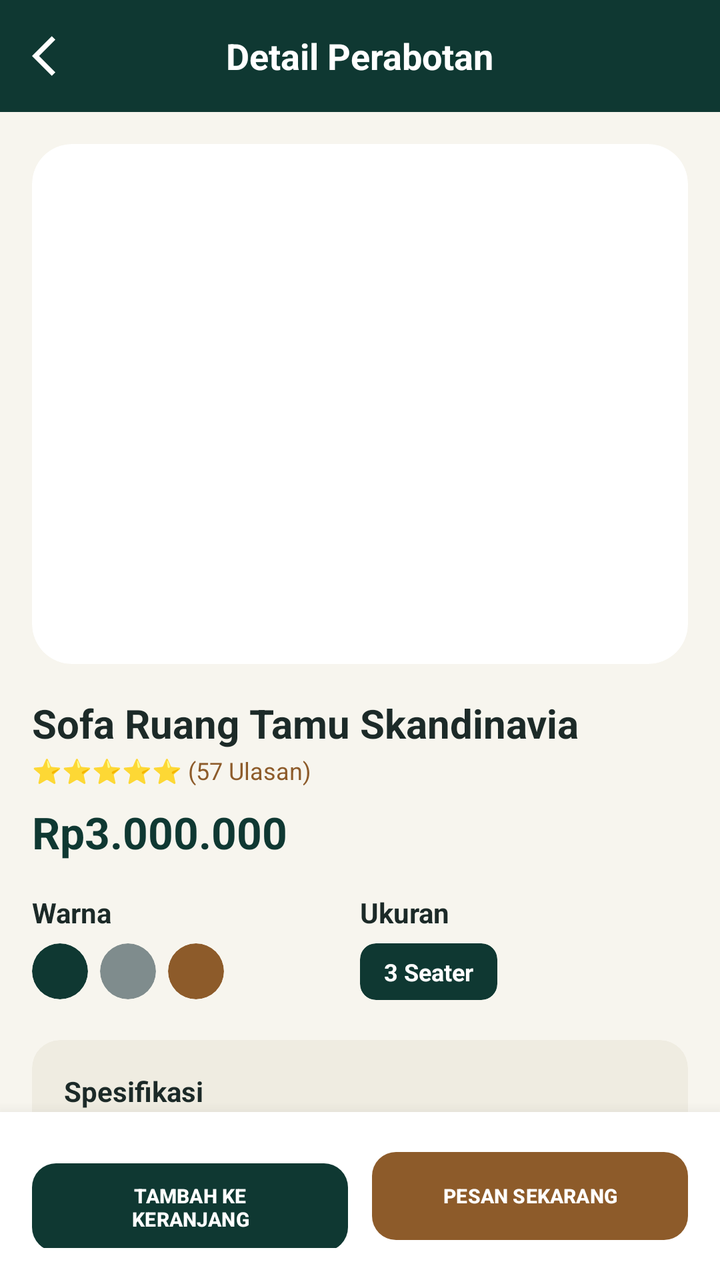
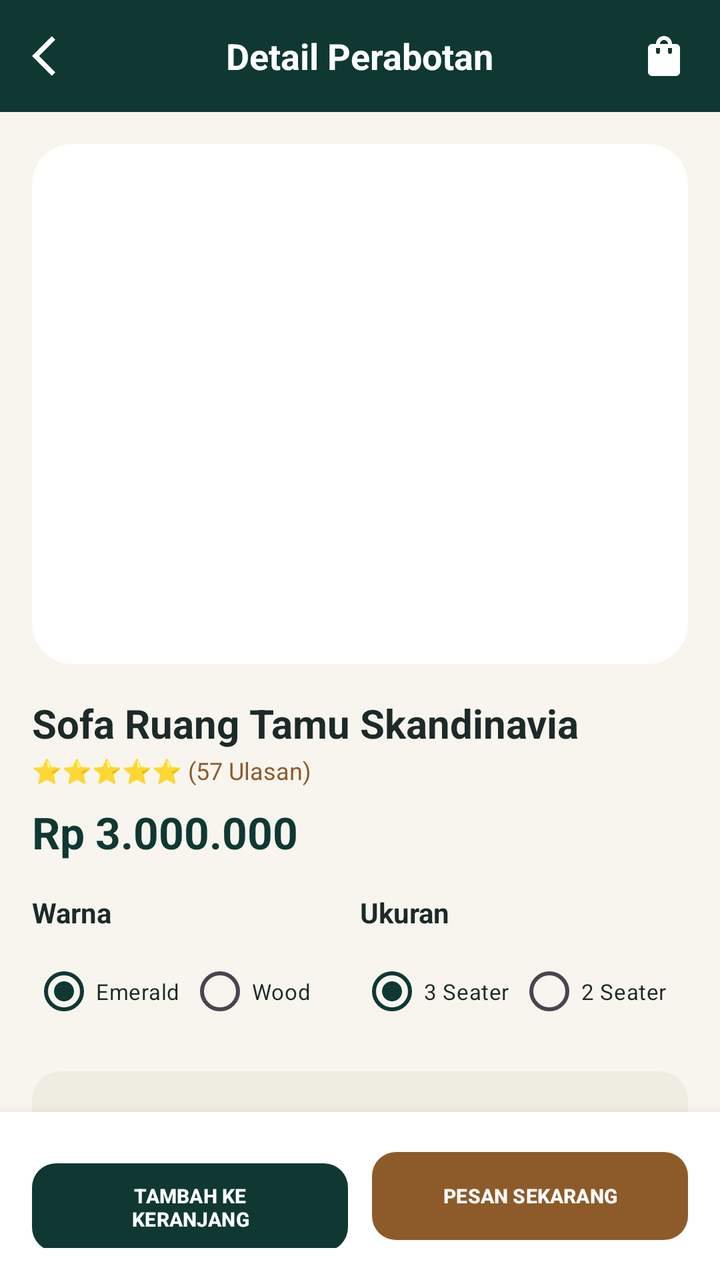

Compare the two renders of this Android layout. The source of the first and the diff that turns it into the second are given below.
<!-- AndroidManifest.xml: application theme Theme.RNG_SIPP -->
<!-- res/layout/activity_detail.xml -->
<?xml version="1.0" encoding="utf-8"?>
<RelativeLayout xmlns:android="http://schemas.android.com/apk/res/android"
    xmlns:app="http://schemas.android.com/apk/res-auto"
    xmlns:tools="http://schemas.android.com/tools"
    android:layout_width="match_parent"
    android:layout_height="match_parent"
    android:background="@color/bg_cream"
    tools:context=".Shop.ProductDetail.DetailActivity"
    tools:ignore="HardcodedText,UnusedResources,ContentDescription">

    
    <RelativeLayout
        android:id="@+id/headerDetail"
        android:layout_width="match_parent"
        android:layout_height="56dp"
        android:background="@color/green_primary"
        android:paddingHorizontal="8dp">

        <ImageView
            android:id="@+id/btnBack"
            android:layout_width="40dp"
            android:layout_height="40dp"
            android:layout_alignParentStart="true"
            android:layout_centerVertical="true"
            android:background="?attr/selectableItemBackgroundBorderless"
            android:clickable="true"
            android:focusable="true"
            android:padding="8dp"
            android:src="@drawable/ic_arrow_back"
            app:tint="@color/white" />

        <TextView
            android:id="@+id/tvToolbarTitle"
            android:layout_width="wrap_content"
            android:layout_height="wrap_content"
            android:layout_centerInParent="true"
            android:text="Detail Perabotan"
            android:textColor="@color/white"
            android:textSize="18sp"
            android:textStyle="bold" />
    </RelativeLayout>

    <ScrollView
        android:layout_width="match_parent"
        android:layout_height="match_parent"
        android:layout_above="@id/layoutBottomActions"
        android:layout_below="@id/headerDetail"
        android:clipToPadding="false"
        android:overScrollMode="never"
        android:scrollbars="none">

        <LinearLayout
            android:layout_width="match_parent"
            android:layout_height="wrap_content"
            android:orientation="vertical"
            android:padding="16dp">

            
            <com.google.android.material.card.MaterialCardView
                android:layout_width="match_parent"
                android:layout_height="260dp"
                app:cardBackgroundColor="@color/white"
                app:cardCornerRadius="20dp"
                app:cardElevation="0dp"
                app:strokeWidth="0dp">

                <RelativeLayout
                    android:layout_width="match_parent"
                    android:layout_height="match_parent">

                    <androidx.viewpager2.widget.ViewPager2
                        android:id="@+id/vpProductImage"
                        android:layout_width="match_parent"
                        android:layout_height="match_parent" />

                    
                    <com.google.android.material.tabs.TabLayout
                        android:id="@+id/tlImageIndicator"
                        android:layout_width="wrap_content"
                        android:layout_height="wrap_content"
                        android:layout_alignParentBottom="true"
                        android:layout_centerHorizontal="true"
                        android:layout_marginBottom="12dp"
                        android:background="@android:color/transparent"
                        app:tabBackground="@drawable/selector_tab_indicator"
                        app:tabGravity="center"
                        app:tabIndicatorHeight="0dp"
                        app:tabMaxWidth="22dp"
                        app:tabMinWidth="10dp"
                        app:tabPaddingEnd="3dp"
                        app:tabPaddingStart="3dp"
                        app:tabRippleColor="@null" />
                </RelativeLayout>
            </com.google.android.material.card.MaterialCardView>

            <TextView
                android:id="@+id/tvDetailTitle"
                android:layout_width="wrap_content"
                android:layout_height="wrap_content"
                android:layout_marginTop="16dp"
                android:text="Sofa Ruang Tamu Skandinavia"
                android:textColor="@color/text_primary"
                android:textSize="20sp"
                android:textStyle="bold" />

            <TextView
                android:layout_width="wrap_content"
                android:layout_height="wrap_content"
                android:layout_marginTop="2dp"
                android:text="⭐⭐⭐⭐⭐ (57 Ulasan)"
                android:textColor="@color/accent_wood"
                android:textSize="12sp" />

            <TextView
                android:id="@+id/tvDetailPrice"
                android:layout_width="wrap_content"
                android:layout_height="wrap_content"
                android:layout_marginTop="8dp"
                android:text="Rp3.000.000"
                android:textColor="@color/green_primary"
                android:textSize="22sp"
                android:textStyle="bold" />

            
            <LinearLayout
                android:layout_width="match_parent"
                android:layout_height="wrap_content"
                android:layout_marginTop="16dp"
                android:orientation="horizontal">

                <LinearLayout
                    android:layout_width="0dp"
                    android:layout_height="wrap_content"
                    android:layout_weight="1"
                    android:orientation="vertical">

                    <TextView
                        android:layout_width="wrap_content"
                        android:layout_height="wrap_content"
                        android:text="Warna"
                        android:textColor="@color/text_primary"
                        android:textStyle="bold" />

                    <LinearLayout
                        android:layout_width="wrap_content"
                        android:layout_height="wrap_content"
                        android:layout_marginTop="6dp"
                        android:orientation="horizontal">

                        <com.google.android.material.card.MaterialCardView
                            android:layout_width="28dp"
                            android:layout_height="28dp"
                            android:layout_marginEnd="6dp"
                            app:cardBackgroundColor="@color/green_primary"
                            app:cardCornerRadius="14dp"
                            app:strokeWidth="0dp" />

                        <com.google.android.material.card.MaterialCardView
                            android:layout_width="28dp"
                            android:layout_height="28dp"
                            android:layout_marginEnd="6dp"
                            app:cardBackgroundColor="#7F8C8D"
                            app:cardCornerRadius="14dp"
                            app:strokeWidth="0dp" />

                        <com.google.android.material.card.MaterialCardView
                            android:layout_width="28dp"
                            android:layout_height="28dp"
                            app:cardBackgroundColor="@color/accent_wood"
                            app:cardCornerRadius="14dp"
                            app:strokeWidth="0dp" />
                    </LinearLayout>
                </LinearLayout>

                <LinearLayout
                    android:layout_width="0dp"
                    android:layout_height="wrap_content"
                    android:layout_weight="1"
                    android:orientation="vertical">

                    <TextView
                        android:layout_width="wrap_content"
                        android:layout_height="wrap_content"
                        android:text="Ukuran"
                        android:textColor="@color/text_primary"
                        android:textStyle="bold" />

                    <com.google.android.material.card.MaterialCardView
                        android:layout_width="wrap_content"
                        android:layout_height="wrap_content"
                        android:layout_marginTop="6dp"
                        app:cardBackgroundColor="@color/green_primary"
                        app:cardCornerRadius="8dp"
                        app:strokeWidth="0dp">

                        <TextView
                            android:layout_width="wrap_content"
                            android:layout_height="wrap_content"
                            android:paddingHorizontal="12dp"
                            android:paddingVertical="6dp"
                            android:text="3 Seater"
                            android:textColor="@color/white"
                            android:textSize="12sp"
                            android:textStyle="bold" />
                    </com.google.android.material.card.MaterialCardView>
                </LinearLayout>
            </LinearLayout>

            
            <com.google.android.material.card.MaterialCardView
                android:layout_width="match_parent"
                android:layout_height="wrap_content"
                android:layout_marginTop="20dp"
                app:cardBackgroundColor="#EFECE1"
                app:cardCornerRadius="14dp"
                app:strokeWidth="0dp">

                <LinearLayout
                    android:layout_width="match_parent"
                    android:layout_height="wrap_content"
                    android:orientation="vertical"
                    android:padding="16dp">

                    <TextView
                        android:layout_width="wrap_content"
                        android:layout_height="wrap_content"
                        android:text="Spesifikasi"
                        android:textColor="@color/text_primary"
                        android:textStyle="bold" />

                    <RelativeLayout
                        android:layout_width="match_parent"
                        android:layout_height="wrap_content"
                        android:layout_marginTop="8dp">

                        <TextView
                            android:layout_width="wrap_content"
                            android:layout_height="wrap_content"
                            android:text="Dimensi"
                            android:textColor="@color/text_secondary"
                            android:textSize="12sp" />

                        <TextView
                            android:id="@+id/tvDetailDimensions"
                            android:layout_width="wrap_content"
                            android:layout_height="wrap_content"
                            android:layout_alignParentEnd="true"
                            android:text="210 x 88 x 82 cm"
                            android:textColor="@color/text_primary"
                            android:textSize="12sp"
                            android:textStyle="bold" />
                    </RelativeLayout>

                    <RelativeLayout
                        android:layout_width="match_parent"
                        android:layout_height="wrap_content"
                        android:layout_marginTop="4dp">

                        <TextView
                            android:layout_width="wrap_content"
                            android:layout_height="wrap_content"
                            android:text="Material"
                            android:textColor="@color/text_secondary"
                            android:textSize="12sp" />

                        <TextView
                            android:id="@+id/tvDetailMaterial"
                            android:layout_width="wrap_content"
                            android:layout_height="wrap_content"
                            android:layout_alignParentEnd="true"
                            android:text="Bouclé premium, kayu oak"
                            android:textColor="@color/text_primary"
                            android:textSize="12sp"
                            android:textStyle="bold" />
                    </RelativeLayout>
                </LinearLayout>
            </com.google.android.material.card.MaterialCardView>

        </LinearLayout>
    </ScrollView>

    
    <LinearLayout
        android:id="@+id/layoutBottomActions"
        android:layout_width="match_parent"
        android:layout_height="wrap_content"
        android:layout_alignParentBottom="true"
        android:background="@color/white"
        android:elevation="12dp"
        android:orientation="horizontal"
        android:padding="16dp">

        <com.google.android.material.button.MaterialButton
            android:id="@+id/btnAddToCart"
            android:layout_width="0dp"
            android:layout_height="52dp"
            android:layout_marginEnd="6dp"
            android:layout_weight="1"
            android:text="TAMBAH KE KERANJANG"
            android:textColor="@color/white"
            android:textSize="10sp"
            android:textStyle="bold"
            app:backgroundTint="@color/green_primary"
            app:cornerRadius="12dp" />

        <com.google.android.material.button.MaterialButton
            android:id="@+id/btnOrderNow"
            android:layout_width="0dp"
            android:layout_height="52dp"
            android:layout_marginStart="6dp"
            android:layout_weight="1"
            android:text="PESAN SEKARANG"
            android:textColor="@color/white"
            android:textSize="10sp"
            android:textStyle="bold"
            app:backgroundTint="@color/accent_wood"
            app:cornerRadius="12dp" />
    </LinearLayout>

</RelativeLayout>
<!-- resources referenced by this layout -->
<resources>
  <color name="accent_wood">#8D5B2A</color>
  <color name="bg_cream">#F7F5EE</color>
  <color name="green_primary">#0F3832</color>
  <color name="text_primary">#1C2A28</color>
  <color name="text_secondary">#7A8A87</color>
  <color name="white">#FFFFFF</color>
  <!-- drawable ic_arrow_back (drawable) -->
  <vector xmlns:android="http://schemas.android.com/apk/res/android" android:autoMirrored="true" android:height="24dp" android:tint="#000000" android:viewportHeight="24" android:viewportWidth="24" android:width="24dp">
        
      <path android:fillColor="@android:color/white" android:pathData="M11.67,3.87L9.9,2.1 0,12l9.9,9.9 1.77,-1.77L3.54,12z"/>
      
  </vector>
  <!-- drawable selector_tab_indicator (drawable) -->
  <?xml version="1.0" encoding="utf-8"?>
  <selector xmlns:android="http://schemas.android.com/apk/res/android">
      <item android:drawable="@drawable/tab_indicator_selected" android:state_selected="true" />
      <item android:drawable="@drawable/tab_indicator_unselected" />
  </selector>
  <style name="Theme.RNG_SIPP" parent="Theme.Material3.DayNight.NoActionBar">
          <item name="colorPrimary">@color/green_primary</item>
          <item name="android:statusBarColor">@color/green_primary</item>
      </style>
  <!-- drawable tab_indicator_selected (drawable) -->
  <?xml version="1.0" encoding="utf-8"?>
  <layer-list xmlns:android="http://schemas.android.com/apk/res/android">
      <item
          android:width="18dp"
          android:height="6dp"
          android:gravity="center">
          <shape android:shape="rectangle">
              <corners android:radius="3dp" />
              <solid android:color="@color/green_primary" />
          </shape>
      </item>
  </layer-list>
  <!-- drawable tab_indicator_unselected (drawable) -->
  <?xml version="1.0" encoding="utf-8"?>
  <layer-list xmlns:android="http://schemas.android.com/apk/res/android">
      <item
          android:width="6dp"
          android:height="6dp"
          android:gravity="center">
          <shape android:shape="oval">
              <solid android:color="#CCCCCC" />
          </shape>
      </item>
  </layer-list>
</resources>

<!-- the commit's change to res/layout/activity_detail.xml (unified diff, before → after) -->
@@ -38,6 +38,19 @@
             android:textColor="@color/white"
             android:textSize="18sp"
             android:textStyle="bold" />
+
+        <ImageView
+            android:id="@+id/btnCartShortcut"
+            android:layout_width="40dp"
+            android:layout_height="40dp"
+            android:layout_alignParentEnd="true"
+            android:layout_centerVertical="true"
+            android:background="?attr/selectableItemBackgroundBorderless"
+            android:clickable="true"
+            android:focusable="true"
+            android:padding="8dp"
+            android:src="@drawable/ic_shop"
+            app:tint="@color/white" />
     </RelativeLayout>
 
     <ScrollView
@@ -73,7 +86,6 @@
                         android:layout_width="match_parent"
                         android:layout_height="match_parent" />
 
-                    
                     <com.google.android.material.tabs.TabLayout
                         android:id="@+id/tlImageIndicator"
                         android:layout_width="wrap_content"
@@ -116,7 +128,7 @@
                 android:layout_width="wrap_content"
                 android:layout_height="wrap_content"
                 android:layout_marginTop="8dp"
-                android:text="Rp3.000.000"
+                android:text="Rp 3.000.000"
                 android:textColor="@color/green_primary"
                 android:textSize="22sp"
                 android:textStyle="bold" />
@@ -126,7 +138,8 @@
                 android:layout_width="match_parent"
                 android:layout_height="wrap_content"
                 android:layout_marginTop="16dp"
-                android:orientation="horizontal">
+                android:orientation="horizontal"
+                android:weightSum="2">
 
                 <LinearLayout
                     android:layout_width="0dp"
@@ -141,35 +154,33 @@
                         android:textColor="@color/text_primary"
                         android:textStyle="bold" />
 
-                    <LinearLayout
+                    <RadioGroup
+                        android:id="@+id/rgColor"
                         android:layout_width="wrap_content"
                         android:layout_height="wrap_content"
                         android:layout_marginTop="6dp"
                         android:orientation="horizontal">
 
-                        <com.google.android.material.card.MaterialCardView
-                            android:layout_width="28dp"
-                            android:layout_height="28dp"
-                            android:layout_marginEnd="6dp"
-                            app:cardBackgroundColor="@color/green_primary"
-                            app:cardCornerRadius="14dp"
-                            app:strokeWidth="0dp" />
-
-                        <com.google.android.material.card.MaterialCardView
-                            android:layout_width="28dp"
-                            android:layout_height="28dp"
-                            android:layout_marginEnd="6dp"
-                            app:cardBackgroundColor="#7F8C8D"
-                            app:cardCornerRadius="14dp"
-                            app:strokeWidth="0dp" />
-
-                        <com.google.android.material.card.MaterialCardView
-                            android:layout_width="28dp"
-                            android:layout_height="28dp"
-                            app:cardBackgroundColor="@color/accent_wood"
-                            app:cardCornerRadius="14dp"
-                            app:strokeWidth="0dp" />
-                    </LinearLayout>
+                        <RadioButton
+                            android:id="@+id/rbEmerald"
+                            android:layout_width="wrap_content"
+                            android:layout_height="wrap_content"
+                            android:buttonTint="@color/green_primary"
+                            android:checked="true"
+                            android:text="Emerald"
+                            android:textColor="@color/text_primary"
+                            android:textSize="11sp" />
+
+                        <RadioButton
+                            android:id="@+id/rbWood"
+                            android:layout_width="wrap_content"
+                            android:layout_height="wrap_content"
+                            android:layout_marginStart="4dp"
+                            android:buttonTint="@color/accent_wood"
+                            android:text="Wood"
+                            android:textColor="@color/text_primary"
+                            android:textSize="11sp" />
+                    </RadioGroup>
                 </LinearLayout>
 
                 <LinearLayout
@@ -185,24 +196,33 @@
                         android:textColor="@color/text_primary"
                         android:textStyle="bold" />
 
-                    <com.google.android.material.card.MaterialCardView
+                    <RadioGroup
+                        android:id="@+id/rgSize"
                         android:layout_width="wrap_content"
                         android:layout_height="wrap_content"
                         android:layout_marginTop="6dp"
-                        app:cardBackgroundColor="@color/green_primary"
-                        app:cardCornerRadius="8dp"
-                        app:strokeWidth="0dp">
-
-                        <TextView
-                            android:layout_width="wrap_content"
-                            android:layout_height="wrap_content"
-                            android:paddingHorizontal="12dp"
-                            android:paddingVertical="6dp"
+                        android:orientation="horizontal">
+
+                        <RadioButton
+                            android:id="@+id/rb3Seater"
+                            android:layout_width="wrap_content"
+                            android:layout_height="wrap_content"
+                            android:buttonTint="@color/green_primary"
+                            android:checked="true"
                             android:text="3 Seater"
-                            android:textColor="@color/white"
-                            android:textSize="12sp"
-                            android:textStyle="bold" />
-                    </com.google.android.material.card.MaterialCardView>
+                            android:textColor="@color/text_primary"
+                            android:textSize="11sp" />
+
+                        <RadioButton
+                            android:id="@+id/rb2Seater"
+                            android:layout_width="wrap_content"
+                            android:layout_height="wrap_content"
+                            android:layout_marginStart="4dp"
+                            android:buttonTint="@color/green_primary"
+                            android:text="2 Seater"
+                            android:textColor="@color/text_primary"
+                            android:textSize="11sp" />
+                    </RadioGroup>
                 </LinearLayout>
             </LinearLayout>
 
@@ -210,7 +230,7 @@
             <com.google.android.material.card.MaterialCardView
                 android:layout_width="match_parent"
                 android:layout_height="wrap_content"
-                android:layout_marginTop="20dp"
+                android:layout_marginTop="16dp"
                 app:cardBackgroundColor="#EFECE1"
                 app:cardCornerRadius="14dp"
                 app:strokeWidth="0dp">
<!-- resource entries referenced after the edit -->
@@ -11,6 +11,12 @@
         
       <path android:fillColor="@android:color/white" android:pathData="M11.67,3.87L9.9,2.1 0,12l9.9,9.9 1.77,-1.77L3.54,12z"/>
       
+  </vector>
+  <!-- drawable ic_shop (drawable) -->
+  <vector xmlns:android="http://schemas.android.com/apk/res/android" android:height="24dp" android:tint="#FFFFFF" android:viewportHeight="24" android:viewportWidth="24" android:width="24dp">
+  
+      <path android:fillColor="@android:color/white" android:pathData="M18,6h-2c0,-2.21 -1.79,-4 -4,-4S8,3.79 8,6H6C4.9,6 4,6.9 4,8v12c0,1.1 0.9,2 2,2h12c1.1,0 2,-0.9 2,-2V8C20,6.9 19.1,6 18,6zM10,10c0,0.55 -0.45,1 -1,1s-1,-0.45 -1,-1V8h2V10zM12,4c1.1,0 2,0.9 2,2h-4C10,4.9 10.9,4 12,4zM16,10c0,0.55 -0.45,1 -1,1s-1,-0.45 -1,-1V8h2V10z"/>
+  
   </vector>
   <!-- drawable selector_tab_indicator (drawable) -->
   <?xml version="1.0" encoding="utf-8"?>
